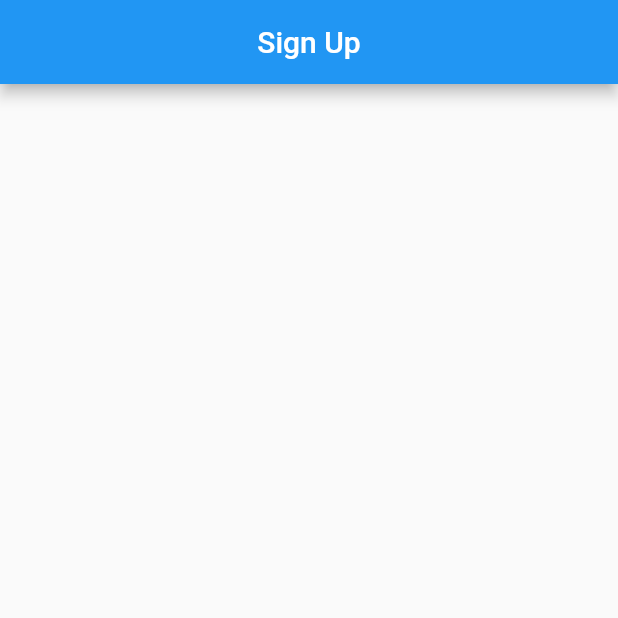
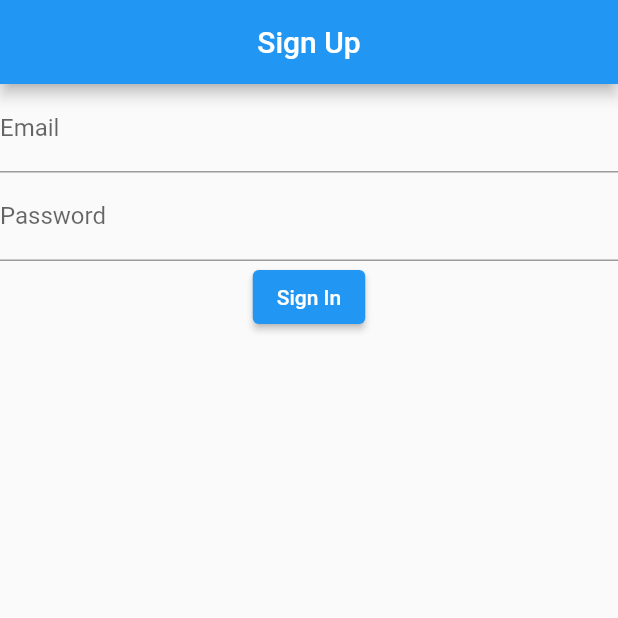
Before and after one commit to mariamalbarghouti/E-Commerce, a Flutter app: the screen it shows after launch, on a phone screen of 412 x 824 dp, the top half of it. Run offline on Flutter 3.47's test engine with Material 2 defaults, Android fonts, the phone set to English and light mode, and no system bars; our stand-ins replace cloud_firestore, dartz, firebase_auth, firebase_core, freezed_annotation, get and 2 more; accounts and stored records are empty.

Commit message:
first commit

```diff
--- a/lib/app/modules/sign_in/controllers/sign_in_controller.dart
+++ b/lib/app/modules/sign_in/controllers/sign_in_controller.dart
@@ -11,7 +11,7 @@ class SignInController extends GetxController {
   // Password Controller
   late Rx<TextEditingController> passwordEditionController;
   // Form Key
-  GlobalKey<FormState> registrationKey = GlobalKey<FormState>();
+  GlobalKey<FormState> signInKey = GlobalKey<FormState>();
 
   @override
   void onInit() {
@@ -42,7 +42,7 @@ class SignInController extends GetxController {
 
   // sign In
   Future<void> signIn() async {
-    if (registrationKey.currentState?.validate() ?? false) {
+    if (signInKey.currentState?.validate() ?? false) {
       SignInRepoImp repoImp = SignInRepoImp();
       await repoImp
           .signInWithEnailAndPassword(
--- a/lib/app/modules/sign_in/views/sign_in_view.dart
+++ b/lib/app/modules/sign_in/views/sign_in_view.dart
@@ -18,7 +18,7 @@ class SignInView extends GetView<SignInController> {
         padding: const EdgeInsets.all(8.0),
         child: SingleChildScrollView(
           child: Form(
-            key: controller.registrationKey,
+            key: controller.signInKey,
             child: Column(
               children: [
                 // Email
--- a/lib/app/modules/sign_up/controllers/sign_up_controller.dart
+++ b/lib/app/modules/sign_up/controllers/sign_up_controller.dart
@@ -1,20 +1,40 @@
+import 'package:flutter/material.dart';
 import 'package:get/get.dart';
 
 class SignUpController extends GetxController {
-  //TODO: Implement SignUpController
+  // Name Controller
+  late Rx<TextEditingController> nameEditionController;
+  // Email Controller
+  late Rx<TextEditingController> emailEditionController;
+  // Password Controller
+  late Rx<TextEditingController> passwordEditionController;
+  // Confirm Password Controller
+  late Rx<TextEditingController> confirmPasswordEditionController;
+  // Form Key
+  GlobalKey<FormState> registrationKey = GlobalKey<FormState>();
 
-  final count = 0.obs;
   @override
   void onInit() {
+    // Name Controller
+    nameEditionController = TextEditingController().obs;
+    // Email Controller
+    emailEditionController = TextEditingController().obs;
+    // Password Controller
+    passwordEditionController = TextEditingController().obs;
+    // Confirm Password Controller
+    confirmPasswordEditionController = TextEditingController().obs;
     super.onInit();
   }
 
   @override
-  void onReady() {
-    super.onReady();
+  void onClose() {
+    nameEditionController.value.dispose();
+    // Email Controller
+    emailEditionController.value.dispose();
+    // Password Controller
+    passwordEditionController.value.dispose();
+    // Confirm Password Controller
+    confirmPasswordEditionController.value.dispose();
   }
-
-  @override
-  void onClose() {}
-  void increment() => count.value++;
+  // void increment() => count.value++;
 }
--- a/lib/app/modules/sign_up/views/sign_up_view.dart
+++ b/lib/app/modules/sign_up/views/sign_up_view.dart
@@ -9,12 +9,42 @@ class SignUpView extends GetView<SignUpController> {
   Widget build(BuildContext context) {
     return Scaffold(
       appBar: AppBar(
-        title: Text('Sign Up'),
+        title:const Text('Sign Up'),
         centerTitle: true,
       ),
       body: SingleChildScrollView(
-        child: Column(
-
+        child:  Form(
+            key: controller.registrationKey,
+            child: Column(
+              children: [
+                // Email
+                TextFormField(
+                  controller: controller.emailEditionController.value,
+                  autovalidateMode: AutovalidateMode.onUserInteraction,
+                  decoration: const InputDecoration(
+                    labelText: "Email",
+                  ),
+                  validator: (_) => controller.emailValidation(),
+                  textInputAction: TextInputAction.next,
+                ),
+                // Password
+                TextFormField(
+                  controller: controller.passwordEditionController.value,
+                  decoration: const InputDecoration(
+                    labelText: "Password",
+                  ),
+                  textInputAction: TextInputAction.done,
+                  autovalidateMode: AutovalidateMode.onUserInteraction,
+                  validator: (_) => controller.passwordValidation(),
+                ),
+                // Sign In Button
+                ElevatedButton(
+                  onPressed: () async=>await  controller.signIn(),
+                  child: const Text("Sign In"),
+                ),
+              ],
+            ),
+          ),
         ),
       ),
     );
```
